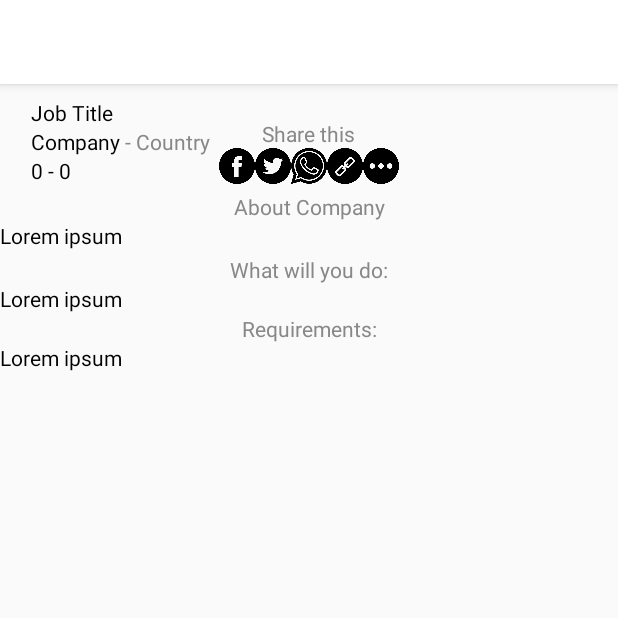
After one commit to muflihmajid/Kerja, an Android app: the DetailActivity screen opened directly, with no data from a screen before it, on a phone screen of 412 x 824 dp, the top half of it. The commit adds this screen. Run offline under Robolectric (Android 15) with nearby library versions, the phone set to English and light mode, and no system bars; 6 statements that could not run were skipped.

Commit message:
implemented clickable job item in list to activity detail

```diff
--- a/app/build.gradle
+++ b/app/build.gradle
@@ -28,6 +28,7 @@ dependencies {
     implementation 'com.google.code.gson:gson:2.8.5'
     implementation 'com.squareup.retrofit2:retrofit:2.3.0'
     implementation 'com.squareup.retrofit2:converter-gson:2.2.0'
+    implementation 'org.greenrobot:eventbus:3.1.1'
     androidTestImplementation 'com.android.support.test:runner:1.0.2'
     androidTestImplementation 'com.android.support.test.espresso:espresso-core:3.0.2'
 }
--- a/app/src/main/AndroidManifest.xml
+++ b/app/src/main/AndroidManifest.xml
@@ -3,6 +3,7 @@
     package="abadi.sejahtera.pt.ajobthing">
     <!-- the internet permission -->
     <uses-permission android:name="android.permission.INTERNET" />
+
     <application
         android:allowBackup="true"
         android:icon="@mipmap/ic_launcher"
@@ -10,10 +11,13 @@
         android:roundIcon="@mipmap/ic_launcher_round"
         android:supportsRtl="true"
         android:theme="@style/AppTheme">
-        <activity android:name=".MainActivity"
+        <activity android:name=".DetailActivity"></activity>
+        <activity
+            android:name=".MainActivity"
             android:theme="@style/AppTheme.NoActionBar">
             <intent-filter>
                 <action android:name="android.intent.action.MAIN" />
+
                 <category android:name="android.intent.category.LAUNCHER" />
             </intent-filter>
         </activity>
--- /dev/null
+++ b/app/src/main/java/abadi/sejahtera/pt/ajobthing/DetailActivity.java
@@ -0,0 +1,68 @@
+package abadi.sejahtera.pt.ajobthing;
+
+import android.content.Intent;
+import android.os.Bundle;
+import android.support.v7.app.AppCompatActivity;
+import android.util.Log;
+import android.widget.ImageView;
+import android.widget.TextView;
+
+import abadi.sejahtera.pt.ajobthing.Data.Salary;
+import abadi.sejahtera.pt.ajobthing.Fragment.JobItemFragment;
+
+public class DetailActivity extends AppCompatActivity {
+    private abadi.sejahtera.pt.ajobthing.Data.data data;
+    private ImageView ivLogo;
+    private TextView tvCompany, tvJobTitle, tvJobLoc, tvSalary, tvAbout, tvResponsibility, tvRequirements;
+    private String salaryMin, salaryMax;
+
+    @Override
+    protected void onCreate(Bundle savedInstanceState) {
+        super.onCreate(savedInstanceState);
+        setContentView(R.layout.activity_detail);
+
+        initViews();
+        getData();
+        bindViews();
+    }
+
+    private void initViews(){
+        ivLogo = findViewById(R.id.detail_logo);
+        tvCompany = findViewById(R.id.detail_job_company);
+        tvJobTitle = findViewById(R.id.detail_job_title);
+        tvJobLoc = findViewById(R.id.detail_job_location);
+        tvSalary = findViewById(R.id.detail_salary);
+        tvAbout = findViewById(R.id.detail_about);
+        tvResponsibility = findViewById(R.id.detail_responsibility);
+        tvRequirements = findViewById(R.id.detail_requirements);
+    }
+
+    private void getData(){
+        Intent intent = getIntent();
+        data = intent.getParcelableExtra(JobItemFragment.JOB_ITEM_DATA);
+        assert data != null;
+    }
+
+    private void bindViews(){
+        // todo add picasso lib
+        // todo fetch image logo
+
+        try{
+            Salary salary = (Salary) data.getSalary();
+            salaryMin = salary.getMinimum();
+            salaryMax = salary.getMaximum();
+        }catch(Exception e){
+            Log.e("Salary Error", e.getMessage());
+            salaryMin = "0";
+            salaryMax = "0";
+        }
+
+        tvCompany.setText(data.getCompany_name());
+        tvJobTitle.setText(data.getJob_title());
+        tvJobLoc.setText(data.getCountry());
+        tvSalary.setText(salaryMin + " - " + salaryMax);
+        tvAbout.setText(data.getDescription());
+        tvResponsibility.setText(data.getResponsibility());
+        tvRequirements.setText(data.getRequirement());
+    }
+}
--- /dev/null
+++ b/app/src/main/res/layout/activity_detail.xml
@@ -0,0 +1,207 @@
+<?xml version="1.0" encoding="utf-8"?>
+<ScrollView xmlns:android="http://schemas.android.com/apk/res/android"
+    xmlns:app="http://schemas.android.com/apk/res-auto"
+    xmlns:tools="http://schemas.android.com/tools"
+    android:layout_width="match_parent"
+    android:layout_height="match_parent"
+    tools:context=".DetailActivity">
+
+    <android.support.constraint.ConstraintLayout
+        android:layout_width="match_parent"
+        android:layout_height="match_parent">
+
+        <!-- header -->
+        <ImageView
+            android:id="@+id/detail_logo"
+            android:layout_width="wrap_content"
+            android:layout_height="wrap_content"
+            app:layout_constraintTop_toTopOf="parent"
+            app:layout_constraintBottom_toBottomOf="parent"
+            app:layout_constraintVertical_bias="0.05"
+            app:layout_constraintLeft_toLeftOf="parent"
+            app:layout_constraintRight_toRightOf="parent"
+            app:layout_constraintHorizontal_bias="0.05"/>
+
+        <TextView
+            android:id="@+id/detail_job_title"
+            android:layout_width="wrap_content"
+            android:layout_height="wrap_content"
+            android:text="Job Title"
+            app:layout_constraintTop_toTopOf="@id/detail_logo"
+            app:layout_constraintBottom_toBottomOf="parent"
+            app:layout_constraintVertical_bias="0"
+            app:layout_constraintLeft_toRightOf="@id/detail_logo"
+            app:layout_constraintRight_toRightOf="parent"
+            app:layout_constraintHorizontal_bias="0"
+            android:textColor="#000"/>
+
+        <TextView
+            android:id="@+id/detail_job_company"
+            android:layout_width="wrap_content"
+            android:layout_height="wrap_content"
+            app:layout_constraintTop_toBottomOf="@id/detail_job_title"
+            app:layout_constraintBottom_toBottomOf="parent"
+            app:layout_constraintVertical_bias="0"
+            app:layout_constraintLeft_toLeftOf="@id/detail_job_title"
+            app:layout_constraintRight_toRightOf="parent"
+            app:layout_constraintHorizontal_bias="0"
+            android:text="Company"
+            android:textColor="#000" />
+
+        <TextView
+            android:id="@+id/detail_job_location"
+            android:layout_width="wrap_content"
+            android:layout_height="wrap_content"
+            app:layout_constraintTop_toBottomOf="@id/detail_job_title"
+            app:layout_constraintBottom_toBottomOf="parent"
+            app:layout_constraintVertical_bias="0"
+            app:layout_constraintLeft_toRightOf="@id/detail_job_company"
+            app:layout_constraintRight_toRightOf="parent"
+            app:layout_constraintHorizontal_bias="0"
+            android:text=" - Country"
+            android:textColor="#888" />
+
+        <TextView
+            android:id="@+id/detail_salary"
+            android:layout_width="wrap_content"
+            android:layout_height="wrap_content"
+            app:layout_constraintTop_toBottomOf="@id/detail_job_company"
+            app:layout_constraintBottom_toBottomOf="parent"
+            app:layout_constraintVertical_bias="0"
+            app:layout_constraintLeft_toLeftOf="@id/detail_job_company"
+            app:layout_constraintRight_toRightOf="parent"
+            app:layout_constraintHorizontal_bias="0"
+            android:text="Salary min - max"
+            android:textColor="#000"/>
+
+        <!-- share social media -->
+        <RelativeLayout
+            android:id="@+id/detail_share"
+            android:layout_width="match_parent"
+            android:layout_height="wrap_content"
+            app:layout_constraintTop_toBottomOf="@id/detail_logo"
+            app:layout_constraintBottom_toBottomOf="parent"
+            app:layout_constraintVertical_bias="0.1">
+
+            <TextView
+                android:id="@+id/detail_share_apps_text"
+                android:layout_width="wrap_content"
+                android:layout_height="wrap_content"
+                android:text="Share this"
+                android:textColor="#888"
+                android:layout_centerHorizontal="true"/>
+
+            <RelativeLayout
+                android:id="@+id/detail_share_apps_list"
+                android:layout_width="wrap_content"
+                android:layout_height="wrap_content"
+                android:layout_centerHorizontal="true"
+                android:layout_below="@id/detail_share_apps_text">
+
+                <ImageView
+                    android:id="@+id/detail_share_fb"
+                    android:layout_width="24dp"
+                    android:layout_height="24dp"
+                    android:src="@drawable/facebook"/>
+
+                <ImageView
+                    android:id="@+id/detail_share_twitter"
+                    android:layout_width="24dp"
+                    android:layout_height="24dp"
+                    android:src="@drawable/twitter"
+                    android:layout_toRightOf="@id/detail_share_fb"/>
+
+                <ImageView
+                    android:id="@+id/detail_share_whatsapp"
+                    android:layout_width="24dp"
+                    android:layout_height="24dp"
+                    android:src="@drawable/whatsapp"
+                    android:layout_toRightOf="@id/detail_share_twitter"/>
+
+                <ImageView
+                    android:id="@+id/detail_share_link"
+                    android:layout_width="24dp"
+                    android:layout_height="24dp"
+                    android:src="@drawable/link"
+                    android:layout_toRightOf="@id/detail_share_whatsapp"/>
+
+                <ImageView
+                    android:id="@+id/detail_share_more"
+                    android:layout_width="24dp"
+                    android:layout_height="24dp"
+                    android:src="@drawable/more"
+                    android:layout_toRightOf="@id/detail_share_link"/>
+
+            </RelativeLayout>
+        </RelativeLayout>
+
+        <!-- about -->
+        <TextView
+            android:id="@+id/detail_about_text"
+            android:layout_width="wrap_content"
+            android:layout_height="wrap_content"
+            android:text="About Company"
+            android:textColor="#888"
+            app:layout_constraintTop_toBottomOf="@id/detail_share"
+            app:layout_constraintBottom_toBottomOf="parent"
+            app:layout_constraintVertical_bias="0.05"
+            app:layout_constraintLeft_toLeftOf="parent"
+            app:layout_constraintRight_toRightOf="parent"/>
+
+        <TextView
+            android:id="@+id/detail_about"
+            android:layout_width="match_parent"
+            android:layout_height="wrap_content"
+            android:text="Lorem ipsum"
+            android:textColor="#000"
+            app:layout_constraintTop_toBottomOf="@id/detail_about_text"
+            app:layout_constraintBottom_toBottomOf="parent"
+            app:layout_constraintVertical_bias="0" />
+
+        <!-- responsibility -->
+        <TextView
+            android:id="@+id/detail_responsibility_text"
+            android:layout_width="wrap_content"
+            android:layout_height="wrap_content"
+            android:text="What will you do:"
+            android:textColor="#888"
+            app:layout_constraintRight_toRightOf="parent"
+            app:layout_constraintLeft_toLeftOf="parent"
+            app:layout_constraintTop_toBottomOf="@id/detail_about"
+            app:layout_constraintBottom_toBottomOf="parent"
+            app:layout_constraintVertical_bias="0.05"/>
+
+        <TextView
+            android:id="@+id/detail_responsibility"
+            android:layout_width="match_parent"
+            android:layout_height="wrap_content"
+            android:text="Lorem ipsum"
+            android:textColor="#000"
+            app:layout_constraintTop_toBottomOf="@id/detail_responsibility_text"
+            app:layout_constraintBottom_toBottomOf="parent"
+            app:layout_constraintVertical_bias="0"/>
+
+        <!-- requirements -->
+        <TextView
+            android:id="@+id/detail_requirements_text"
+            android:layout_width="wrap_content"
+            android:layout_height="wrap_content"
+            app:layout_constraintRight_toRightOf="parent"
+            app:layout_constraintLeft_toLeftOf="parent"
+            android:text="Requirements:"
+            android:textColor="#888"
+            app:layout_constraintTop_toBottomOf="@id/detail_responsibility"
+            app:layout_constraintBottom_toBottomOf="parent"
+            app:layout_constraintVertical_bias="0.05"/>
+
+        <TextView
+            android:id="@+id/detail_requirements"
+            android:layout_width="match_parent"
+            android:layout_height="wrap_content"
+            android:text="Lorem ipsum"
+            android:textColor="#000"
+            app:layout_constraintTop_toBottomOf="@id/detail_requirements_text"
+            app:layout_constraintBottom_toBottomOf="parent"
+            app:layout_constraintVertical_bias="0" />
+    </android.support.constraint.ConstraintLayout>
+</ScrollView>
```
Also changed, not shown: app/src/main/java/abadi/sejahtera/pt/ajobthing/Adapter/JobListAdapter.java (added, +46 -0 lines), app/src/main/java/abadi/sejahtera/pt/ajobthing/Data/data.java (+53 -2 lines), app/src/main/java/abadi/sejahtera/pt/ajobthing/Fragment/ForYouFragment.java (+30 -1 lines), app/src/main/java/abadi/sejahtera/pt/ajobthing/Fragment/JobItemFragment.java (added, +79 -0 lines), app/src/main/java/abadi/sejahtera/pt/ajobthing/MainActivity.java (+27 -0 lines), app/src/main/res/layout/fragment_job_item.xml (added, +17 -0 lines), app/src/main/res/drawable-hdpi/facebook.png (added), app/src/main/res/drawable-hdpi/link.png (added), app/src/main/res/drawable-hdpi/more.png (added), app/src/main/res/drawable-hdpi/twitter.png (added), app/src/main/res/drawable-hdpi/whatsapp.png (added).
